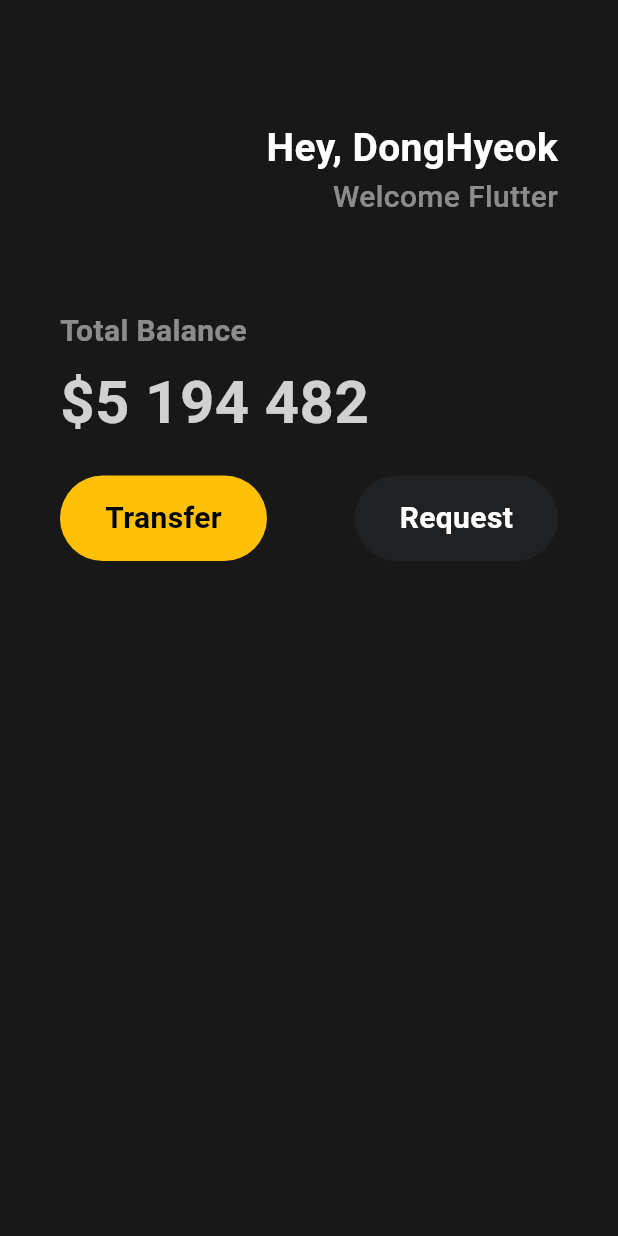
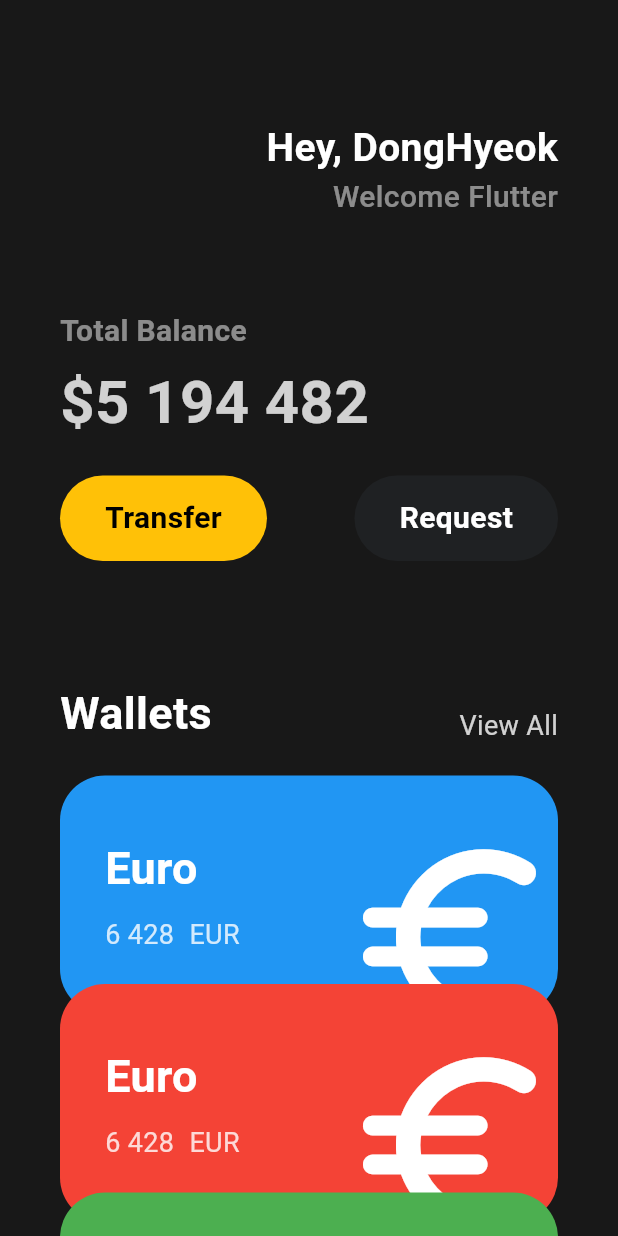
Before and after one commit to dong-Hyeok/Flutter_study, a Flutter app: the screen it shows after launch, on a phone screen of 412 x 824 dp. Run offline on Flutter 3.47's test engine with Material 3 defaults, Android fonts, the phone set to English and light mode, and no system bars.

Commit message:
UI Study 1차 - 끝

```diff
--- a/lib/main.dart
+++ b/lib/main.dart
@@ -1,5 +1,6 @@
 import 'package:flutter/material.dart';
 import 'package:flutter_study/widgets/button.dart';
+import 'package:flutter_study/widgets/money_card.dart';
 
 void main() {
   runApp(const MyApp());
@@ -13,17 +14,21 @@ class MyApp extends StatelessWidget {
     return MaterialApp(
       home: Scaffold(
           backgroundColor: const Color(0xFF181818),
-          body: Padding(
+          body: SingleChildScrollView(
+            child: Padding(
               padding: const EdgeInsets.symmetric(horizontal: 40),
-            child:
-                Column(crossAxisAlignment: CrossAxisAlignment.start, children: [
+              child: Column(
+                  crossAxisAlignment: CrossAxisAlignment.start,
+                  children: [
                     const SizedBox(
                       height: 80,
                     ),
                     Row(
                       mainAxisAlignment: MainAxisAlignment.end,
                       children: [
-                  Column(crossAxisAlignment: CrossAxisAlignment.end, children: [
+                        Column(
+                            crossAxisAlignment: CrossAxisAlignment.end,
+                            children: [
                               const Text(
                                 "Hey, DongHyeok",
                                 style: TextStyle(
@@ -80,35 +85,62 @@ class MyApp extends StatelessWidget {
                           textColor: Colors.white,
                         ),
                       ],
-              )
+                    ),
+                    const SizedBox(
+                      height: 80,
+                    ),
+                    Row(
+                      crossAxisAlignment: CrossAxisAlignment.end,
+                      mainAxisAlignment: MainAxisAlignment.spaceBetween,
+                      children: [
+                        const Text(
+                          "Wallets",
+                          style: TextStyle(
+                            color: Colors.white,
+                            fontSize: 30,
+                            fontWeight: FontWeight.w600,
+                          ),
+                        ),
+                        Text(
+                          "View All",
+                          style: TextStyle(
+                            color: Colors.white.withOpacity(0.8),
+                            fontSize: 18,
+                            fontWeight: FontWeight.w400,
+                          ),
+                        ),
+                      ],
+                    ),
+                    const SizedBox(
+                      height: 20,
+                    ),
+                    const MoneyCard(
+                      textNation: "Euro",
+                      textNumber: "6 428",
+                      textNationNum: "EUR",
+                      icon: Icons.euro_rounded,
+                      bgColor: Colors.blue,
+                      offsetY: 0,
+                    ),
+                    const MoneyCard(
+                      textNation: "Euro",
+                      textNumber: "6 428",
+                      textNationNum: "EUR",
+                      icon: Icons.euro_rounded,
+                      bgColor: Colors.red,
+                      offsetY: -20,
+                    ),
+                    const MoneyCard(
+                      textNation: "Euro",
+                      textNumber: "6 428",
+                      textNationNum: "EUR",
+                      icon: Icons.euro_rounded,
+                      bgColor: Colors.green,
+                      offsetY: -40,
+                    ),
                   ]),
+            ),
           )),
     );
   }
 }
-
-class RoundButton extends StatelessWidget {
-  const RoundButton({
-    super.key,
-  });
-
-  @override
-  Widget build(BuildContext context) {
-    return Container(
-      decoration: BoxDecoration(
-          color: const Color(0xFF1f2123),
-          borderRadius: BorderRadius.circular(45)),
-      child: const Padding(
-        padding: EdgeInsets.symmetric(vertical: 14, horizontal: 30),
-        child: Text(
-          "Request",
-          style: TextStyle(
-            fontSize: 20,
-            color: Colors.white,
-            fontWeight: FontWeight.w600,
-          ),
-        ),
-      ),
-    );
-  }
-}
--- /dev/null
+++ b/lib/widgets/money_card.dart
@@ -0,0 +1,92 @@
+import 'package:flutter/material.dart';
+
+class MoneyCard extends StatelessWidget {
+  final String textNation;
+  final String textNumber;
+  final String textNationNum;
+  final Color bgColor;
+  final IconData icon;
+  final double offsetY;
+
+  const MoneyCard({
+    super.key,
+    required this.textNation,
+    required this.textNumber,
+    required this.textNationNum,
+    required this.icon,
+    required this.bgColor,
+    required this.offsetY,
+  });
+
+  @override
+  Widget build(BuildContext context) {
+    return Transform.translate(
+      offset: Offset(0, offsetY),
+      child: Container(
+        clipBehavior: Clip.hardEdge,
+        decoration: BoxDecoration(
+          color: bgColor,
+          borderRadius: const BorderRadius.all(Radius.circular(30)),
+        ),
+        child: Padding(
+          padding: const EdgeInsets.symmetric(vertical: 40, horizontal: 30),
+          child: Row(
+            mainAxisAlignment: MainAxisAlignment.spaceBetween,
+            children: [
+              Column(
+                crossAxisAlignment: CrossAxisAlignment.start,
+                children: [
+                  Text(
+                    textNation,
+                    style: TextStyle(
+                      color: Colors.white.withOpacity(1),
+                      fontSize: 30,
+                      fontWeight: FontWeight.w600,
+                    ),
+                  ),
+                  const SizedBox(
+                    height: 10,
+                  ),
+                  Row(
+                    children: [
+                      Text(
+                        textNumber,
+                        style: TextStyle(
+                          color: Colors.white.withOpacity(0.8),
+                          fontSize: 18,
+                          fontWeight: FontWeight.w400,
+                        ),
+                      ),
+                      const SizedBox(
+                        width: 10,
+                      ),
+                      Text(
+                        textNationNum,
+                        style: TextStyle(
+                          color: Colors.white.withOpacity(0.8),
+                          fontSize: 18,
+                          fontWeight: FontWeight.w400,
+                        ),
+                      ),
+                    ],
+                  ),
+                ],
+              ),
+              Transform.scale(
+                scale: 2,
+                child: Transform.translate(
+                  offset: const Offset(0, 14),
+                  child: Icon(
+                    icon,
+                    color: Colors.white,
+                    size: 78,
+                  ),
+                ),
+              )
+            ],
+          ),
+        ),
+      ),
+    );
+  }
+}
```
Lines whose indentation alone changed are shown as unchanged.
